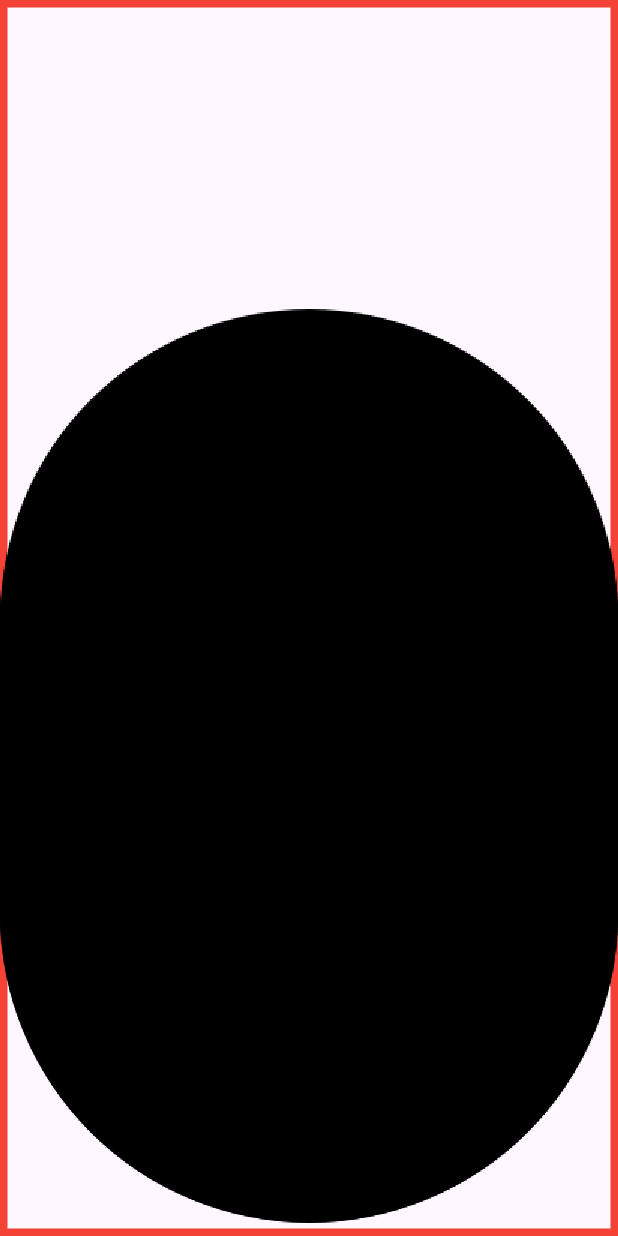
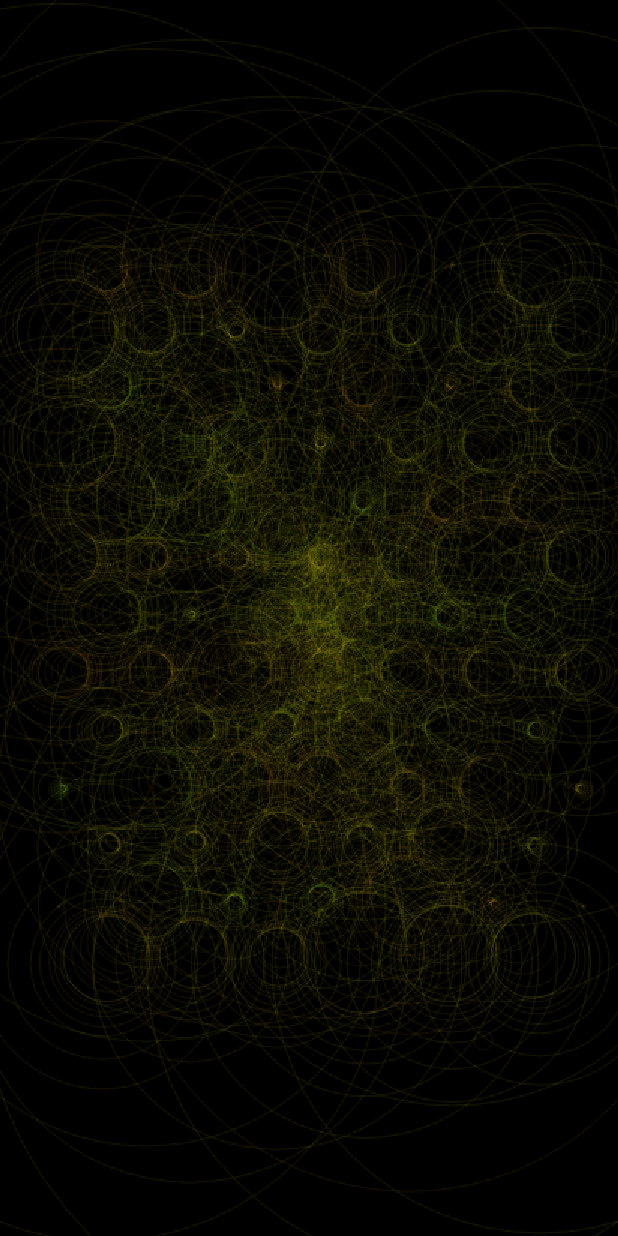
Before and after one commit to ashakirzianov/flutter_sketcher, a Flutter app: the screen it shows after launch, on a phone screen of 412 x 824 dp. Run offline on Flutter 3.47's test engine with Material 2 defaults, Android fonts, the phone set to English and light mode, and no system bars.

Commit message:
Rythm sketch

```diff
--- /dev/null
+++ b/lib/color.dart
@@ -0,0 +1,15 @@
+import 'package:flutter/material.dart';
+
+List<Color> hslaRange(
+    {required HSLColor start, required HSLColor end, required int count}) {
+  List<Color> colors = [];
+
+  for (int i = 0; i < count; i++) {
+    double t = i / (count - 1);
+    var color = HSLColor.lerp(start, end, t);
+
+    colors.add(color!.toColor());
+  }
+
+  return colors;
+}
--- a/lib/main.dart
+++ b/lib/main.dart
@@ -1,5 +1,5 @@
 import 'package:flutter/material.dart';
-import 'package:flutter_sketcher/sketcher.dart';
+import 'package:flutter_sketcher/rythm.dart';
 
 void main() {
   runApp(const MyApp());
@@ -27,36 +27,12 @@ class MyHomePage extends StatelessWidget {
 
   @override
   Widget build(BuildContext context) {
-    return Scaffold(
+    return const Scaffold(
         body: SizedBox(
       width: double.infinity,
       height: double.infinity,
-      child: SceneWidget(
-        state: 0,
-        animator: (state) => state + 1,
-        layers: [
-          Layer<int>(
-            background: (canvas, size, state) {
-              canvas.drawRect(
-                  Rect.fromLTWH(0, 0, size.width, size.height),
-                  Paint()
-                    ..color = Colors.red
-                    ..style = PaintingStyle.stroke
-                    ..strokeWidth = 10);
-            },
-            render: (canvas, size, state) {
-              final paint = Paint()
-                ..color = Colors.black
-                ..style = PaintingStyle.fill;
-              canvas.drawCircle(
-                Offset(size.width / 2, size.height / 2 + state.toDouble()),
-                size.width / 2,
-                paint,
-              );
-            },
-          ),
-        ],
-      ),
+      child: RythmWeb(),
+      // child: Text("Hello World"),
     ));
   }
 }
--- /dev/null
+++ b/lib/object.dart
@@ -0,0 +1,133 @@
+import 'dart:math';
+
+import 'package:flutter/material.dart';
+import 'package:flutter_sketcher/sketcher.dart';
+
+typedef Point = ({double x, double y, double z});
+typedef Object = ({
+  Point position,
+  Point velocity,
+  double mass,
+  double radius,
+});
+typedef Objects = List<Object>;
+
+Point addPoints(Point a, Point b) {
+  return (x: a.x + b.x, y: a.y + b.y, z: a.z + b.z);
+}
+
+Point scalePoint(Point p, double scale) {
+  return (x: p.x * scale, y: p.y * scale, z: p.z * scale);
+}
+
+Animator<Objects> gravity(double g) {
+  Objects animator(Objects objects) {
+    Objects updatedObjects = List.from(objects);
+    for (int i = 0; i < objects.length; i++) {
+      for (int j = i + 1; j < objects.length; j++) {
+        // print('object $i, $j');
+        final objI = updatedObjects[i];
+        final objJ = updatedObjects[j];
+
+        Point direction =
+            addPoints(objJ.position, scalePoint(objI.position, -1));
+
+        double dist = sqrt(direction.x * direction.x +
+            direction.y * direction.y +
+            direction.z * direction.z);
+
+        double force = g * objI.mass * objJ.mass / (dist * dist);
+
+        updatedObjects[i] = (
+          position: objI.position,
+          mass: objI.mass,
+          radius: objI.radius,
+          velocity: addPoints(objI.velocity, scalePoint(direction, force)),
+        );
+        updatedObjects[j] = (
+          position: objJ.position,
+          mass: objJ.mass,
+          radius: objJ.radius,
+          velocity: addPoints(objJ.velocity, scalePoint(direction, -1 * force)),
+        );
+      }
+    }
+
+    return updatedObjects;
+  }
+
+  return animator;
+}
+
+Animator<Objects> velocityStep() {
+  return (objects) {
+    var updatedObjects = <Object>[];
+    for (var obj in objects) {
+      var updated = (
+        position: addPoints(obj.position, obj.velocity),
+        mass: obj.mass,
+        radius: obj.radius,
+        velocity: obj.velocity,
+      );
+      updatedObjects.add(updated);
+    }
+    return updatedObjects;
+  };
+}
+
+Animator<S> reduceAnimators<S>(List<Animator<S>> animators) {
+  return (state) {
+    for (var animator in animators) {
+      state = animator(state);
+    }
+    return state;
+  };
+}
+
+// Gets bounding box of objects
+Rect getBoundingBox(Objects objects) {
+  double minX = double.infinity;
+  double maxX = double.negativeInfinity;
+  double minY = double.infinity;
+  double maxY = double.negativeInfinity;
+
+  for (var obj in objects) {
+    if (obj.position.x - obj.radius < minX) {
+      minX = obj.position.x - obj.radius;
+    }
+    if (obj.position.x + obj.radius > maxX) {
+      maxX = obj.position.x + obj.radius;
+    }
+    if (obj.position.y - obj.radius < minY) {
+      minY = obj.position.y - obj.radius;
+    }
+    if (obj.position.y + obj.radius > maxY) {
+      maxY = obj.position.y + obj.radius;
+    }
+  }
+
+  return Rect.fromLTRB(minX, minY, maxX, maxY);
+}
+
+// Zoom canvas to fit the rectangle
+void zoomToFit(Canvas canvas, Size size, Rect rect) {
+  double canvasWidth = size.width;
+  double canvasHeight = size.height;
+
+  double rectWidth = rect.right - rect.left;
+  double rectHeight = rect.bottom - rect.top;
+
+  double scale = min(canvasWidth / rectWidth, canvasHeight / rectHeight);
+
+  // Calculate the translation required to center the rectangle on the canvas
+  double translateX = (canvasWidth - rectWidth * scale) / 2;
+  double translateY = (canvasHeight - rectHeight * scale) / 2;
+
+  // Apply the transformations in the following order:
+  // 1. Translate to center
+  // 2. Translate by the negation of the rectangle's top-left corner
+  // 3. Scale the canvas
+  canvas.translate(translateX, translateY);
+  canvas.translate(-rect.left * scale, -rect.top * scale);
+  canvas.scale(scale, scale);
+}
--- /dev/null
+++ b/lib/rythm.dart
@@ -0,0 +1,77 @@
+import 'dart:math';
+
+import 'package:flutter/material.dart';
+import 'package:flutter_sketcher/color.dart';
+import 'package:flutter_sketcher/object.dart';
+import 'package:flutter_sketcher/sketcher.dart';
+
+class RythmWeb extends StatelessWidget {
+  const RythmWeb({super.key});
+
+  @override
+  Widget build(BuildContext context) {
+    var n = 13;
+    var state = <Object>[];
+    var stepx = 30;
+    var stepy = 40;
+    var random = Random();
+    for (var i = 0; i < n; i++) {
+      for (var j = 0; j < n; j++) {
+        if ((i + j) % 2 == 0) {
+          continue;
+        }
+        var x = j * stepx.toDouble(); // - (n - 1) * stepx / 2;
+        var y = i * stepy.toDouble(); //- (n - 1) * stepy / 2;
+        var mass = random.nextDouble() * 2 + 1;
+        Object object = (
+          position: (x: x, y: y, z: 0),
+          velocity: (x: 0, y: 0, z: 0),
+          mass: mass,
+          radius: 20 * random.nextDouble() * mass,
+        );
+        state.add(object);
+      }
+    }
+    var box = getBoundingBox(state);
+    return SceneWidget<Objects>(
+      state: state,
+      animator: reduceAnimators([
+        gravity(0.02),
+        velocityStep(),
+      ]),
+      layers: [
+        Layer(
+          background: (canvas, size, state, frame) {
+            canvas.drawRect(
+              Rect.fromLTWH(0, 0, size.width, size.height),
+              Paint()..color = Colors.black,
+            );
+          },
+          render: (canvas, size, state, frame) {
+            final double alpha = 1 / (frame / 100 + 1);
+            var colors = hslaRange(
+              start: HSLColor.fromAHSL(alpha, 40, .80, .50),
+              end: HSLColor.fromAHSL(alpha, 80, .80, .50),
+              count: 15,
+            );
+            canvas.save();
+            zoomToFit(canvas, size, box);
+            for (var idx = 0; idx < state.length; idx++) {
+              var object = state[idx];
+              var color = modItem(colors, idx);
+              canvas.drawCircle(
+                Offset(object.position.x, object.position.y),
+                object.radius / log(frame / 10 + 1),
+                Paint()
+                  ..strokeWidth = .1
+                  ..color = color
+                  ..style = PaintingStyle.stroke,
+              );
+            }
+            canvas.restore();
+          },
+        ),
+      ],
+    );
+  }
+}
--- a/lib/sketcher.dart
+++ b/lib/sketcher.dart
@@ -1,7 +1,8 @@
 import 'dart:ui' as ui;
 import 'package:flutter/material.dart';
 
-typedef Render<State> = void Function(Canvas canvas, Size size, State state);
+typedef Render<State> = void Function(
+    Canvas canvas, Size size, State state, int frame);
 typedef Animator<State> = State Function(State state);
 
 class Layer<State> {
@@ -28,6 +29,7 @@ class SceneWidget<S> extends StatefulWidget {
 
 class _SceneWidgetState<S> extends State<SceneWidget<S>> {
   late S state;
+  int frame = 0;
 
   @override
   void initState() {
@@ -40,6 +42,7 @@ class _SceneWidgetState<S> extends State<SceneWidget<S>> {
     Future.delayed(const Duration(milliseconds: 40), () {
       setState(() {
         state = widget.animator(state);
+        frame++;
       });
       loop();
     });
@@ -52,6 +55,7 @@ class _SceneWidgetState<S> extends State<SceneWidget<S>> {
         for (var layer in widget.layers)
           LayerWidget<S>(
             state: state,
+            frame: frame,
             render: layer.render,
             background: layer.background,
           ),
@@ -64,10 +68,12 @@ class LayerWidget<S> extends StatefulWidget {
   const LayerWidget({
     Key? key,
     required this.state,
+    required this.frame,
     this.render,
     this.background,
   }) : super(key: key);
   final S state;
+  final int frame;
   final Render<S>? render;
   final Render<S>? background;
 
@@ -92,13 +98,14 @@ class _LayerWidgetState<S> extends State<LayerWidget<S>> {
               if (_cachedImage != null) {
                 canvas.drawImage(_cachedImage!, Offset.zero, Paint());
               }
-              widget.render!(canvas, size, widget.state);
+              // print((widget.state as List<dynamic>)[0]!.position);
+              widget.render!(canvas, size, widget.state, widget.frame);
             },
           )
         : null;
     var painter = widget.background != null
         ? CanvasPainter(render: (canvas, size) {
-            widget.background!(canvas, size, widget.state);
+            widget.background!(canvas, size, widget.state, widget.frame);
           })
         : null;
     return CustomPaint(
@@ -124,7 +131,8 @@ class CanvasPainter<S> extends CustomPainter {
       render(canvas, size);
     } else {
       var recorder = ui.PictureRecorder();
-      final offscreenCanvas = Canvas(recorder);
+      final offscreenCanvas =
+          Canvas(recorder, Rect.fromLTWH(0, 0, size.width, size.height));
       render(offscreenCanvas, size);
       render(canvas, size);
 
@@ -137,6 +145,10 @@ class CanvasPainter<S> extends CustomPainter {
 
   @override
   bool shouldRepaint(CanvasPainter<S> oldDelegate) {
-    return onFinish != null;
+    return true;
   }
 }
+
+S modItem<S>(List<S> items, int index) {
+  return items[index % items.length];
+}
```
